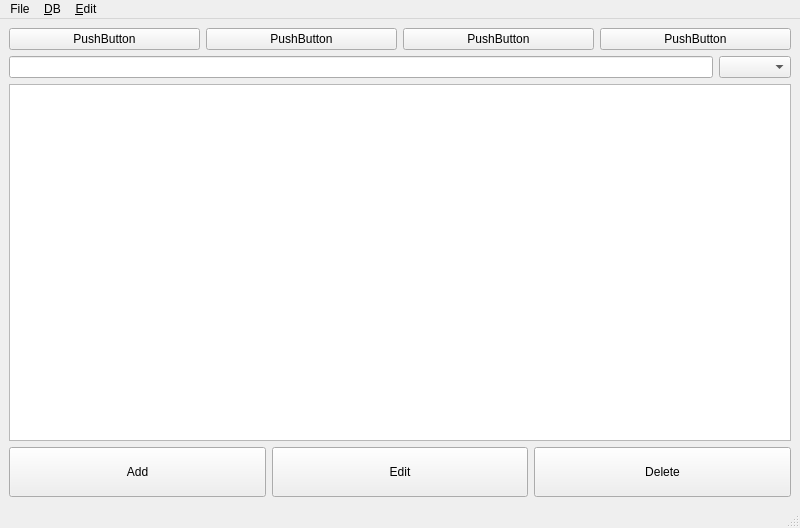
This is ui/widgets/mainwindow.ui in Day0Dreamer/CarCheck as Qt 5 draws it before an edit. The edited form follows.
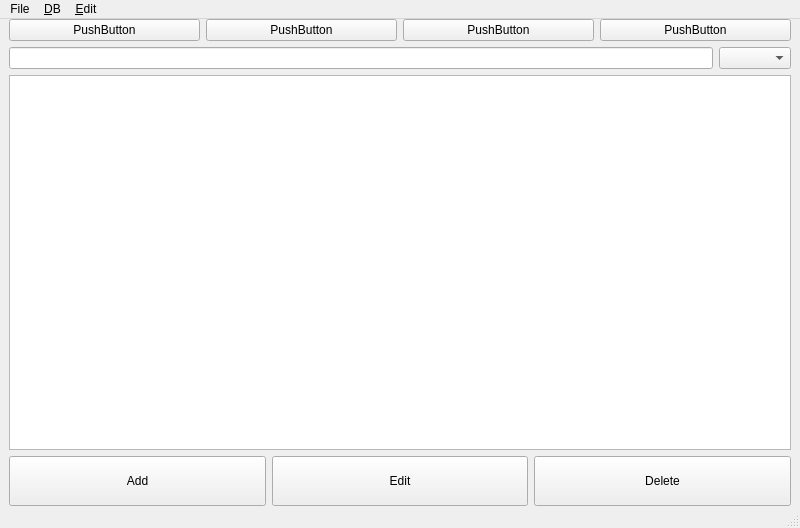
This is the edited form.

Patch:
```diff
--- a/ui/widgets/mainwindow.ui
+++ b/ui/widgets/mainwindow.ui
@@ -15,6 +15,12 @@
   </property>
   <widget class="QWidget" name="centralwidget">
    <layout class="QVBoxLayout" name="verticalLayout">
+    <property name="topMargin">
+     <number>0</number>
+    </property>
+    <property name="bottomMargin">
+     <number>0</number>
+    </property>
     <item>
      <layout class="QHBoxLayout" name="horizontalLayout">
       <item>
```
